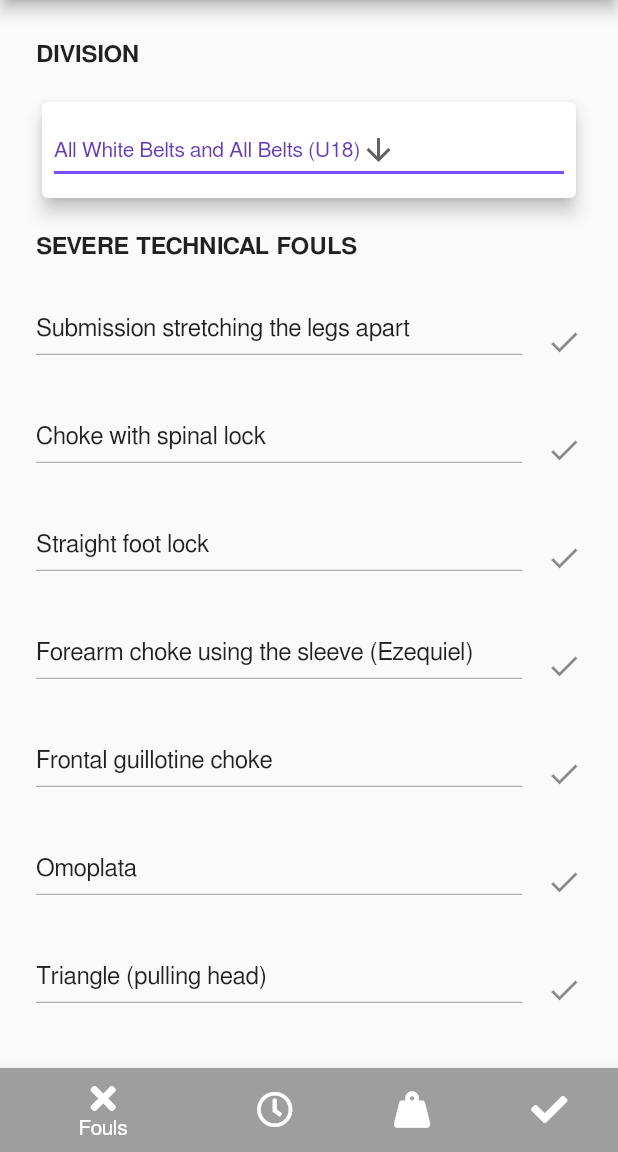
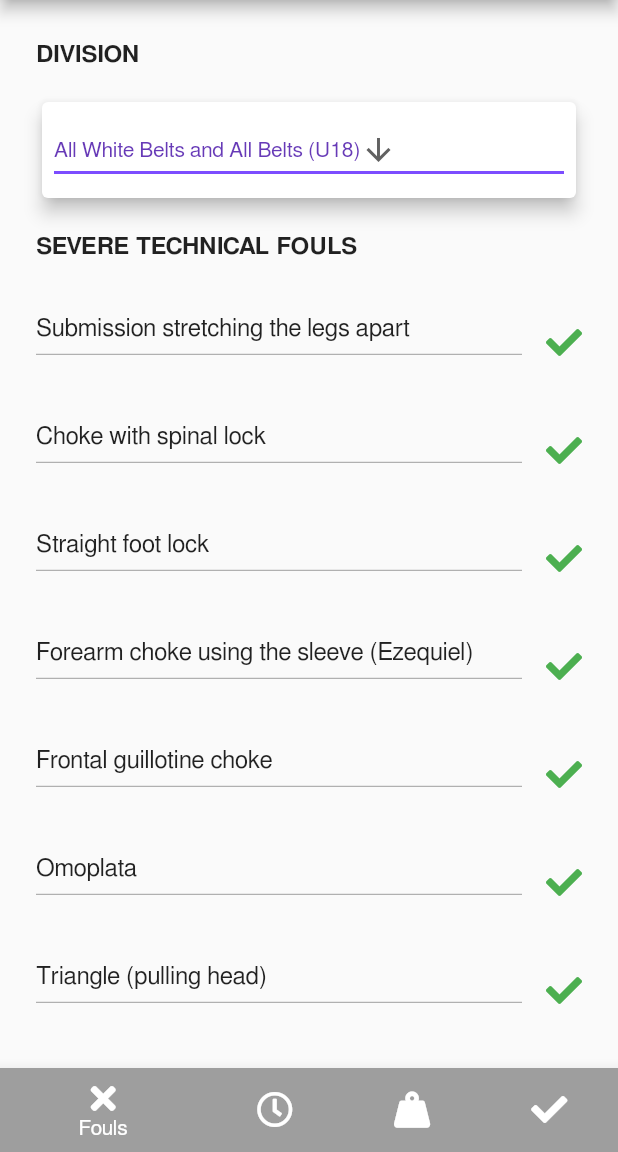
Before and after one commit to leregdos/bjj-mongolian, a Flutter app: the screen it shows after launch, on a phone screen of 412 x 824 dp, the part 84-1236 px from its top. Run offline on Flutter 3.47's test engine with Material 2 defaults, Android fonts, the light colour scheme and no system bars; our stand-ins replace font_awesome_flutter, toggle_switch; Roboto replaces fonts that are missing (FreeSans).

Commit message:
Add functional fouls page

```diff
--- a/bjj_mongolian_rulebook/lib/foulsPage.dart
+++ b/bjj_mongolian_rulebook/lib/foulsPage.dart
@@ -1,5 +1,6 @@
 import 'package:bjj_mongolian_rulebook/utilities/constants.dart';
 import 'package:flutter/material.dart';
+import 'package:font_awesome_flutter/font_awesome_flutter.dart';
 
 class FoulsPage extends StatefulWidget {
   @override
@@ -54,10 +55,104 @@ class _FoulsPageState extends State<FoulsPage> {
               scrollDirection: Axis.vertical,
               child: Column(
                 children: [
+                  if (dropdownValue == 'All White Belts and All Belts (U18)')
                     for (var item in foulList)
                       ListTile(
                         title: Text('$item'),
-                      trailing: Icon(Icons.check),
+                        trailing: whiteFoul[foulList.indexOf(item)] == true
+                            ? Icon(
+                                FontAwesomeIcons.check,
+                                color: Colors.green,
+                              )
+                            : Icon(
+                                FontAwesomeIcons.times,
+                                color: Colors.red,
+                              ),
+                        subtitle: Divider(
+                          color: Colors.grey,
+                        ),
+                      ),
+                  if (dropdownValue == 'U12')
+                    for (var item in foulList)
+                      ListTile(
+                        title: Text('$item'),
+                        trailing: u12Foul[foulList.indexOf(item)] == true
+                            ? Icon(
+                                FontAwesomeIcons.check,
+                                color: Colors.green,
+                              )
+                            : Icon(
+                                FontAwesomeIcons.times,
+                                color: Colors.red,
+                              ),
+                        subtitle: Divider(
+                          color: Colors.grey,
+                        ),
+                      ),
+                  if (dropdownValue == 'U16')
+                    for (var item in foulList)
+                      ListTile(
+                        title: Text('$item'),
+                        trailing: u16Foul[foulList.indexOf(item)] == true
+                            ? Icon(
+                                FontAwesomeIcons.check,
+                                color: Colors.green,
+                              )
+                            : Icon(
+                                FontAwesomeIcons.times,
+                                color: Colors.red,
+                              ),
+                        subtitle: Divider(
+                          color: Colors.grey,
+                        ),
+                      ),
+                  if (dropdownValue == 'Blue and Purple Belts (18+)')
+                    for (var item in foulList)
+                      ListTile(
+                        title: Text('$item'),
+                        trailing: bluePurpleFoul[foulList.indexOf(item)] == true
+                            ? Icon(
+                                FontAwesomeIcons.check,
+                                color: Colors.green,
+                              )
+                            : Icon(
+                                FontAwesomeIcons.times,
+                                color: Colors.red,
+                              ),
+                        subtitle: Divider(
+                          color: Colors.grey,
+                        ),
+                      ),
+                  if (dropdownValue == 'Brown and Black Belts (18+)')
+                    for (var item in foulList)
+                      ListTile(
+                        title: Text('$item'),
+                        trailing: brownBlackFoul[foulList.indexOf(item)] == true
+                            ? Icon(
+                                FontAwesomeIcons.check,
+                                color: Colors.green,
+                              )
+                            : Icon(
+                                FontAwesomeIcons.times,
+                                color: Colors.red,
+                              ),
+                        subtitle: Divider(
+                          color: Colors.grey,
+                        ),
+                      ),
+                  if (dropdownValue == 'Expert')
+                    for (var item in foulList)
+                      ListTile(
+                        title: Text('$item'),
+                        trailing: expertFoul[foulList.indexOf(item)] == true
+                            ? Icon(
+                                FontAwesomeIcons.check,
+                                color: Colors.green,
+                              )
+                            : Icon(
+                                FontAwesomeIcons.times,
+                                color: Colors.red,
+                              ),
                         subtitle: Divider(
                           color: Colors.grey,
                         ),
```
Lines whose indentation alone changed are shown as unchanged.
